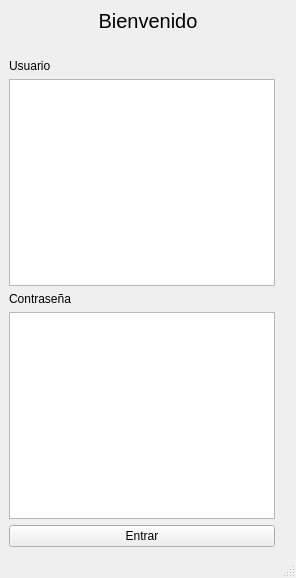
First picture: the form in Vista/untitled.ui, repository diegoabdul/Analitica-de-Opiniones, before the edit.
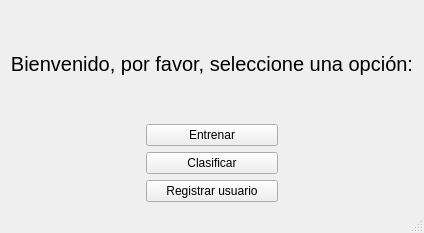
Second picture: the form after the edit.

```diff
--- a/Vista/untitled.ui
+++ b/Vista/untitled.ui
@@ -9,8 +9,8 @@
    <rect>
     <x>0</x>
     <y>0</y>
-    <width>296</width>
-    <height>578</height>
+    <width>424</width>
+    <height>233</height>
    </rect>
   </property>
   <property name="sizePolicy">
@@ -24,6 +24,59 @@
   </property>
   <widget class="QWidget" name="widget">
    <layout class="QGridLayout" name="gridLayout_2">
+    <item row="2" column="0">
+     <layout class="QHBoxLayout" name="horizontalLayout_4"/>
+    </item>
+    <item row="2" column="1">
+     <layout class="QHBoxLayout" name="horizontalLayout_3">
+      <item>
+       <layout class="QGridLayout" name="gridLayout_4">
+        <item row="0" column="0">
+         <layout class="QGridLayout" name="gridLayout_5">
+          <item row="0" column="0">
+           <widget class="QPushButton" name="btn_clasificar">
+            <property name="cursor">
+             <cursorShape>PointingHandCursor</cursorShape>
+            </property>
+            <property name="text">
+             <string>Clasificar</string>
+            </property>
+           </widget>
+          </item>
+         </layout>
+        </item>
+       </layout>
+      </item>
+     </layout>
+    </item>
+    <item row="2" column="2">
+     <layout class="QGridLayout" name="gridLayout">
+      <property name="sizeConstraint">
+       <enum>QLayout::SetMaximumSize</enum>
+      </property>
+     </layout>
+    </item>
+    <item row="1" column="1">
+     <layout class="QHBoxLayout" name="horizontalLayout_6">
+      <item>
+       <layout class="QGridLayout" name="gridLayout_3">
+        <property name="sizeConstraint">
+         <enum>QLayout::SetMaximumSize</enum>
+        </property>
+        <item row="0" column="0">
+         <widget class="QPushButton" name="btn_entrenar">
+          <property name="cursor">
+           <cursorShape>PointingHandCursor</cursorShape>
+          </property>
+          <property name="text">
+           <string>Entrenar</string>
+          </property>
+         </widget>
+        </item>
+       </layout>
+      </item>
+     </layout>
+    </item>
     <item row="0" column="0" colspan="3">
      <layout class="QVBoxLayout" name="verticalLayout">
       <item>
@@ -34,7 +87,7 @@
          </font>
         </property>
         <property name="text">
-         <string>Bienvenido</string>
+         <string>Bienvenido, por favor, seleccione una opción:</string>
         </property>
         <property name="alignment">
          <set>Qt::AlignCenter</set>
@@ -43,88 +96,28 @@
       </item>
      </layout>
     </item>
-    <item row="3" column="0">
-     <layout class="QHBoxLayout" name="horizontalLayout_5">
-      <item>
-       <widget class="QPlainTextEdit" name="textoUsuario"/>
-      </item>
-     </layout>
+    <item row="1" column="2">
+     <layout class="QHBoxLayout" name="horizontalLayout_7"/>
     </item>
-    <item row="5" column="1">
-     <layout class="QHBoxLayout" name="horizontalLayout_3">
-      <item>
-       <layout class="QGridLayout" name="gridLayout_4">
-        <item row="0" column="0">
-         <layout class="QGridLayout" name="gridLayout_5"/>
-        </item>
-       </layout>
-      </item>
-     </layout>
-    </item>
-    <item row="5" column="0">
-     <layout class="QHBoxLayout" name="horizontalLayout_4">
-      <item>
-       <widget class="QPlainTextEdit" name="textoContrasena"/>
-      </item>
-     </layout>
+    <item row="1" column="0">
+     <layout class="QHBoxLayout" name="horizontalLayout_5"/>
     </item>
     <item row="3" column="1">
-     <layout class="QHBoxLayout" name="horizontalLayout_6">
+     <layout class="QVBoxLayout" name="verticalLayout_3">
       <item>
-       <layout class="QGridLayout" name="gridLayout_3">
-        <property name="sizeConstraint">
-         <enum>QLayout::SetMaximumSize</enum>
+       <widget class="QPushButton" name="btn_registrar">
+        <property name="text">
+         <string>Registrar usuario</string>
         </property>
-       </layout>
+       </widget>
       </item>
      </layout>
     </item>
-    <item row="5" column="2">
-     <layout class="QGridLayout" name="gridLayout">
-      <property name="sizeConstraint">
-       <enum>QLayout::SetMaximumSize</enum>
-      </property>
-     </layout>
-    </item>
-    <item row="4" column="0">
-     <widget class="QLabel" name="label_3">
-      <property name="text">
-       <string>Contraseña</string>
-      </property>
-     </widget>
-    </item>
-    <item row="1" column="0" colspan="3">
-     <spacer name="horizontalSpacer">
-      <property name="orientation">
-       <enum>Qt::Horizontal</enum>
-      </property>
-      <property name="sizeHint" stdset="0">
-       <size>
-        <width>40</width>
-        <height>20</height>
-       </size>
-      </property>
-     </spacer>
-    </item>
-    <item row="6" column="0">
-     <widget class="QPushButton" name="btn_entrar">
-      <property name="cursor">
-       <cursorShape>PointingHandCursor</cursorShape>
-      </property>
-      <property name="text">
-       <string>Entrar</string>
-      </property>
-     </widget>
+    <item row="3" column="0">
+     <layout class="QGridLayout" name="gridLayout_6"/>
     </item>
     <item row="3" column="2">
-     <layout class="QHBoxLayout" name="horizontalLayout_7"/>
-    </item>
-    <item row="2" column="0">
-     <widget class="QLabel" name="label_2">
-      <property name="text">
-       <string>Usuario</string>
-      </property>
-     </widget>
+     <layout class="QVBoxLayout" name="verticalLayout_2"/>
     </item>
    </layout>
   </widget>
```
Left out of the diff: 2 changed lines with no effect on the pictures.
